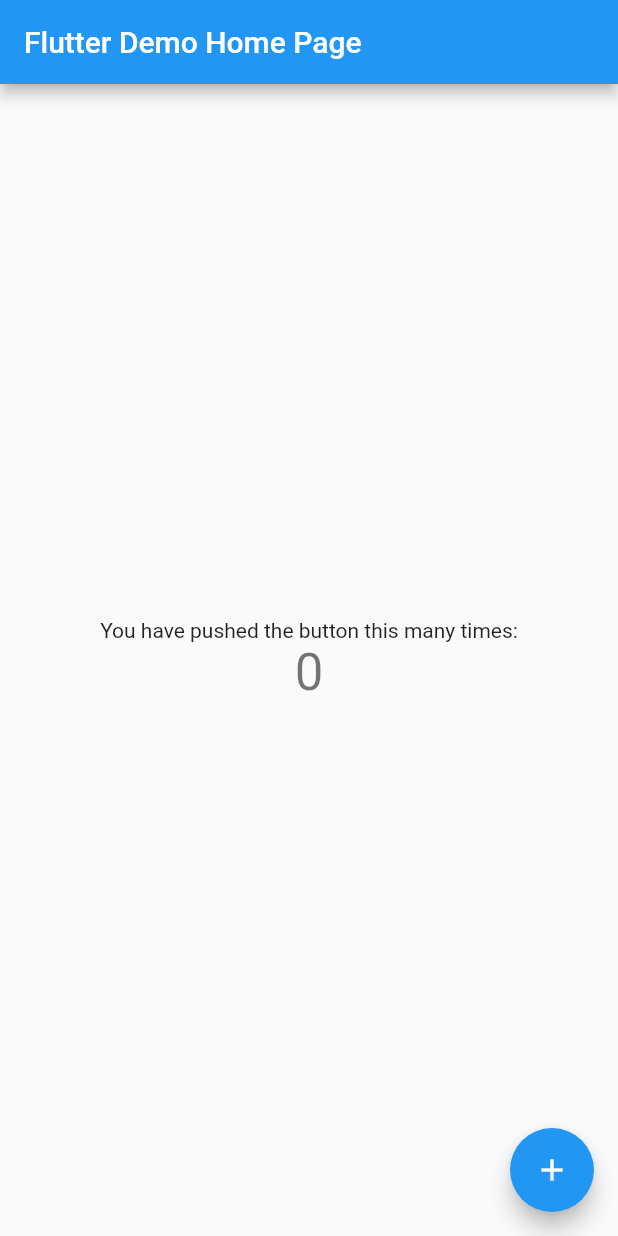
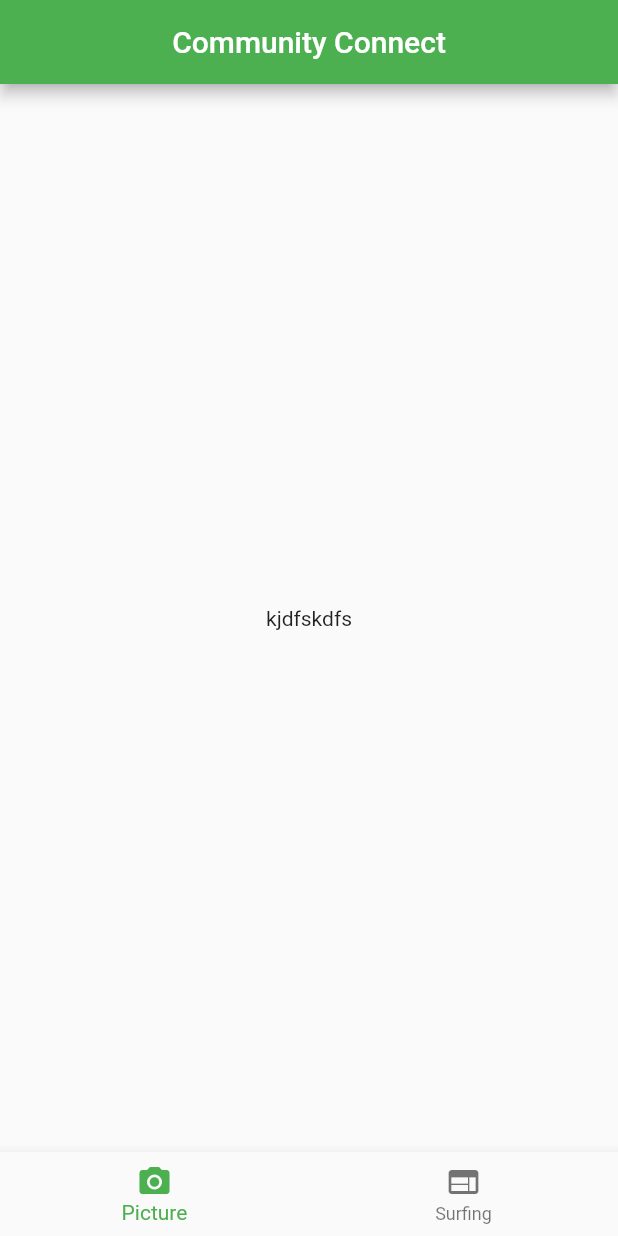
Before and after one commit to Software-Development-2022-2023/community-connect, a Flutter app: the screen it shows after launch, on a phone screen of 412 x 824 dp. Run offline on Flutter 3.47's test engine with Material 2 defaults, Android fonts, the phone set to English and light mode, and no system bars.

Commit message:
feat(main): build structure of app with nested tabs in a bottom navigation bar

```diff
--- a/lib/main.dart
+++ b/lib/main.dart
@@ -1,115 +1,106 @@
 import 'package:flutter/material.dart';
 
 void main() {
-  runApp(const MyApp());
+  runApp(const App());
 }
 
-class MyApp extends StatelessWidget {
-  const MyApp({super.key});
+class App extends StatelessWidget {
+  const App({super.key});
 
   // This widget is the root of your application.
   @override
   Widget build(BuildContext context) {
     return MaterialApp(
-      title: 'Flutter Demo',
-      theme: ThemeData(
-        // This is the theme of your application.
-        //
-        // Try running your application with "flutter run". You'll see the
-        // application has a blue toolbar. Then, without quitting the app, try
-        // changing the primarySwatch below to Colors.green and then invoke
-        // "hot reload" (press "r" in the console where you ran "flutter run",
-        // or simply save your changes to "hot reload" in a Flutter IDE).
-        // Notice that the counter didn't reset back to zero; the application
-        // is not restarted.
-        primarySwatch: Colors.blue,
+      title: "Community Connect",
+      theme: ThemeData( // TODO: Whoever wants to deal with colours and stuff can change this.
+        brightness: Brightness.light,
+        primarySwatch: Colors.green,
       ),
-      home: const MyHomePage(title: 'Flutter Demo Home Page'),
+      home: const ModeNavigation(),
     );
   }
 }
 
-class MyHomePage extends StatefulWidget {
-  const MyHomePage({super.key, required this.title});
-
-  // This widget is the home page of your application. It is stateful, meaning
-  // that it has a State object (defined below) that contains fields that affect
-  // how it looks.
-
-  // This class is the configuration for the state. It holds the values (in this
-  // case the title) provided by the parent (in this case the App widget) and
-  // used by the build method of the State. Fields in a Widget subclass are
-  // always marked "final".
-
-  final String title;
+class ModeNavigation extends StatefulWidget {
+  const ModeNavigation({super.key});
 
   @override
-  State<MyHomePage> createState() => _MyHomePageState();
+  State<ModeNavigation> createState() => _ModeNavigationState();
 }
 
-class _MyHomePageState extends State<MyHomePage> {
-  int _counter = 0;
+class _ModeNavigationState extends State<ModeNavigation> {
+  int _selectedIndex = 0;
 
-  void _incrementCounter() {
+  void _onModeTapped(int index) {
     setState(() {
-      // This call to setState tells the Flutter framework that something has
-      // changed in this State, which causes it to rerun the build method below
-      // so that the display can reflect the updated values. If we changed
-      // _counter without calling setState(), then the build method would not be
-      // called again, and so nothing would appear to happen.
-      _counter++;
+      _selectedIndex = index;
     });
   }
 
   @override
   Widget build(BuildContext context) {
-    // This method is rerun every time setState is called, for instance as done
-    // by the _incrementCounter method above.
-    //
-    // The Flutter framework has been optimized to make rerunning build methods
-    // fast, so that you can just rebuild anything that needs updating rather
-    // than having to individually change instances of widgets.
+    BottomNavigationBar bottomNavigationBar = BottomNavigationBar(
+      onTap: _onModeTapped,
+      items: const <BottomNavigationBarItem>[
+        BottomNavigationBarItem(
+          icon: Icon(Icons.photo_camera),
+          label: "Picture",
+        ),
+        BottomNavigationBarItem(
+          icon: Icon(Icons.web),
+          label: "Surfing",
+        ),
+      ],
+      currentIndex: _selectedIndex,
+    );
+
+    if (_selectedIndex == 1) {
+      // Surfing Mode.
+      return DefaultTabController(
+        length: 3,
+        child: Scaffold(
+          appBar: AppBar(
+            title: const Text("Community Connect"),
+            centerTitle: true,
+            bottom: const TabBar(
+             tabs: [
+              Tab(
+                  text: 'Market',
+                  icon: Icon(Icons.local_grocery_store) // TODO: Or maybe Icons.store if that looks better.
+              ),
+              Tab(
+                  text: 'Leadership',
+                  icon: Icon(Icons.leaderboard)
+              ),
+              Tab(
+                  text: 'Trending',
+                  icon: Icon(Icons.trending_up)
+              ),
+            ],
+          ),
+          ),
+          body: const TabBarView( // Tabs.
+            children: [
+            Center(child: Text("sdfkldfskjl")),
+            Center(child: Text("dfskjlkjldf")),
+            Center(child: Text("sdijflkldfs")),
+            ],
+          ),
+          bottomNavigationBar: bottomNavigationBar,
+        ),
+      );
+    }
+
+    // Picture Mode.
     return Scaffold(
       appBar: AppBar(
-        // Here we take the value from the MyHomePage object that was created by
-        // the App.build method, and use it to set our appbar title.
-        title: Text(widget.title),
+        title: const Text("Community Connect"),
+        centerTitle: true,
       ),
-      body: Center(
-        // Center is a layout widget. It takes a single child and positions it
-        // in the middle of the parent.
-        child: Column(
-          // Column is also a layout widget. It takes a list of children and
-          // arranges them vertically. By default, it sizes itself to fit its
-          // children horizontally, and tries to be as tall as its parent.
-          //
-          // Invoke "debug painting" (press "p" in the console, choose the
-          // "Toggle Debug Paint" action from the Flutter Inspector in Android
-          // Studio, or the "Toggle Debug Paint" command in Visual Studio Code)
-          // to see the wireframe for each widget.
-          //
-          // Column has various properties to control how it sizes itself and
-          // how it positions its children. Here we use mainAxisAlignment to
-          // center the children vertically; the main axis here is the vertical
-          // axis because Columns are vertical (the cross axis would be
-          // horizontal).
-          mainAxisAlignment: MainAxisAlignment.center,
-          children: <Widget>[
-            const Text(
-              'You have pushed the button this many times:',
-            ),
-            Text(
-              '$_counter',
-              style: Theme.of(context).textTheme.headline4,
-            ),
-          ],
-        ),
+      body: const Center(
+        child: Text("kjdfskdfs"),
       ),
-      floatingActionButton: FloatingActionButton(
-        onPressed: _incrementCounter,
-        tooltip: 'Increment',
-        child: const Icon(Icons.add),
-      ), // This trailing comma makes auto-formatting nicer for build methods.
+      bottomNavigationBar: bottomNavigationBar,
     );
   }
 }
```
Also changed, not shown: 1 other file.
